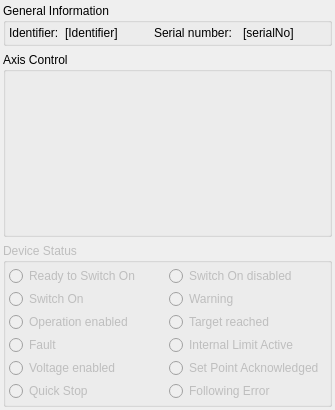
The window that ThorlabsElliptec/dockWidgetThorlabsElliptec.ui (itom-project/plugins) describes before a commit, drawn with Qt 5.
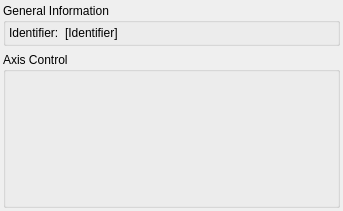
The same window after the commit. Custom widgets are drawn as their Qt base class.

Commit message: further steps towards working ThorlabsElliptec plugin

The edit to the form file:
```diff
--- a/ThorlabsElliptec/dockWidgetThorlabsElliptec.ui
+++ b/ThorlabsElliptec/dockWidgetThorlabsElliptec.ui
@@ -6,14 +6,14 @@
    <rect>
     <x>0</x>
     <y>0</y>
-    <width>335</width>
-    <height>410</height>
+    <width>343</width>
+    <height>211</height>
    </rect>
   </property>
   <property name="minimumSize">
    <size>
     <width>0</width>
-    <height>407</height>
+    <height>0</height>
    </size>
   </property>
   <property name="windowTitle">
@@ -32,15 +32,12 @@
    <property name="bottomMargin">
     <number>3</number>
    </property>
-   <item row="2" column="0">
-    <widget class="QGroupBox" name="groupBoxDeviceStatus">
-     <property name="enabled">
-      <bool>false</bool>
-     </property>
+   <item row="0" column="0">
+    <widget class="QGroupBox" name="groupBoxGeneralInformation">
      <property name="title">
-      <string>Device Status</string>
+      <string>General Information</string>
      </property>
-     <layout class="QGridLayout" name="gridLayout_3">
+     <layout class="QGridLayout" name="gridLayout_4">
       <property name="leftMargin">
        <number>3</number>
       </property>
@@ -53,135 +50,32 @@
       <property name="bottomMargin">
        <number>3</number>
       </property>
-      <property name="spacing">
+      <property name="verticalSpacing">
        <number>3</number>
       </property>
-      <item row="5" column="0">
-       <widget class="QRadioButton" name="radioButtonQuickStop">
-        <property name="text">
-         <string>Quick Stop</string>
+      <item row="0" column="2">
+       <widget class="QLabel" name="lblIdentifier">
+        <property name="sizePolicy">
+         <sizepolicy hsizetype="Preferred" vsizetype="Maximum">
+          <horstretch>0</horstretch>
+          <verstretch>0</verstretch>
+         </sizepolicy>
         </property>
-        <property name="autoExclusive">
-         <bool>false</bool>
-        </property>
-       </widget>
-      </item>
-      <item row="4" column="0">
-       <widget class="QRadioButton" name="radioButtonVoltageEnabled">
         <property name="text">
-         <string>Voltage enabled</string>
-        </property>
-        <property name="autoExclusive">
-         <bool>false</bool>
+         <string>[Identifier]</string>
         </property>
        </widget>
       </item>
       <item row="0" column="1">
-       <widget class="QRadioButton" name="radioButtonSwitchOnDisabled">
-        <property name="text">
-         <string>Switch On disabled</string>
+       <widget class="QLabel" name="label">
+        <property name="sizePolicy">
+         <sizepolicy hsizetype="Maximum" vsizetype="Preferred">
+          <horstretch>0</horstretch>
+          <verstretch>0</verstretch>
+         </sizepolicy>
         </property>
-        <property name="autoExclusive">
-         <bool>false</bool>
-        </property>
-       </widget>
-      </item>
-      <item row="0" column="0">
-       <widget class="QRadioButton" name="radioButtonReadyToSwitchOn">
         <property name="text">
-         <string>Ready to Switch On</string>
-        </property>
-        <property name="checkable">
-         <bool>true</bool>
-        </property>
-        <property name="checked">
-         <bool>false</bool>
-        </property>
-        <property name="autoExclusive">
-         <bool>false</bool>
-        </property>
-       </widget>
-      </item>
-      <item row="2" column="0">
-       <widget class="QRadioButton" name="radioButtonOperationEnabled">
-        <property name="text">
-         <string>Operation enabled</string>
-        </property>
-        <property name="autoExclusive">
-         <bool>false</bool>
-        </property>
-       </widget>
-      </item>
-      <item row="1" column="0">
-       <widget class="QRadioButton" name="radioButtonSwitchOn">
-        <property name="text">
-         <string>Switch On</string>
-        </property>
-        <property name="checkable">
-         <bool>true</bool>
-        </property>
-        <property name="autoExclusive">
-         <bool>false</bool>
-        </property>
-       </widget>
-      </item>
-      <item row="3" column="1">
-       <widget class="QRadioButton" name="radioButtonInternalLimitActive">
-        <property name="text">
-         <string>Internal Limit Active</string>
-        </property>
-        <property name="autoExclusive">
-         <bool>false</bool>
-        </property>
-       </widget>
-      </item>
-      <item row="4" column="1">
-       <widget class="QRadioButton" name="radioButtonSetPointAcknowledged">
-        <property name="text">
-         <string>Set Point Acknowledged</string>
-        </property>
-        <property name="autoExclusive">
-         <bool>false</bool>
-        </property>
-       </widget>
-      </item>
-      <item row="1" column="1">
-       <widget class="QRadioButton" name="radioButtonWarning">
-        <property name="text">
-         <string>Warning</string>
-        </property>
-        <property name="autoExclusive">
-         <bool>false</bool>
-        </property>
-       </widget>
-      </item>
-      <item row="5" column="1">
-       <widget class="QRadioButton" name="radioButtonFollowingError">
-        <property name="text">
-         <string>Following Error</string>
-        </property>
-        <property name="autoExclusive">
-         <bool>false</bool>
-        </property>
-       </widget>
-      </item>
-      <item row="3" column="0">
-       <widget class="QRadioButton" name="radioButtonFault">
-        <property name="text">
-         <string>Fault</string>
-        </property>
-        <property name="autoExclusive">
-         <bool>false</bool>
-        </property>
-       </widget>
-      </item>
-      <item row="2" column="1">
-       <widget class="QRadioButton" name="radioButtonTargetReached">
-        <property name="text">
-         <string>Target reached</string>
-        </property>
-        <property name="autoExclusive">
-         <bool>false</bool>
+         <string>Identifier:</string>
         </property>
        </widget>
       </item>
@@ -220,7 +114,7 @@
         <property name="minimumSize">
          <size>
           <width>0</width>
-          <height>134</height>
+          <height>0</height>
          </size>
         </property>
         <property name="numAxis">
@@ -249,70 +143,6 @@
      </layout>
     </widget>
    </item>
-   <item row="0" column="0">
-    <widget class="QGroupBox" name="groupBoxGeneralInformation">
-     <property name="title">
-      <string>General Information</string>
-     </property>
-     <layout class="QGridLayout" name="gridLayout_4">
-      <property name="leftMargin">
-       <number>3</number>
-      </property>
-      <property name="topMargin">
-       <number>3</number>
-      </property>
-      <property name="rightMargin">
-       <number>3</number>
-      </property>
-      <property name="bottomMargin">
-       <number>3</number>
-      </property>
-      <property name="verticalSpacing">
-       <number>3</number>
-      </property>
-      <item row="0" column="1">
-       <widget class="QLabel" name="label">
-        <property name="sizePolicy">
-         <sizepolicy hsizetype="Maximum" vsizetype="Preferred">
-          <horstretch>0</horstretch>
-          <verstretch>0</verstretch>
-         </sizepolicy>
-        </property>
-        <property name="text">
-         <string>Identifier:</string>
-        </property>
-       </widget>
-      </item>
-      <item row="0" column="3">
-       <widget class="QLabel" name="label_2">
-        <property name="text">
-         <string>Serial number:</string>
-        </property>
-       </widget>
-      </item>
-      <item row="0" column="2">
-       <widget class="QLabel" name="lblIdentifier">
-        <property name="sizePolicy">
-         <sizepolicy hsizetype="Preferred" vsizetype="Maximum">
-          <horstretch>0</horstretch>
-          <verstretch>0</verstretch>
-         </sizepolicy>
-        </property>
-        <property name="text">
-         <string>[Identifier]</string>
-        </property>
-       </widget>
-      </item>
-      <item row="0" column="4">
-       <widget class="QLabel" name="lblSerialNo">
-        <property name="text">
-         <string>[serialNo]</string>
-        </property>
-       </widget>
-      </item>
-     </layout>
-    </widget>
-   </item>
   </layout>
  </widget>
  <customwidgets>
```
Left out of the diff: 11 changed lines with no effect on the pictures. The commit also changes 6 other files.
